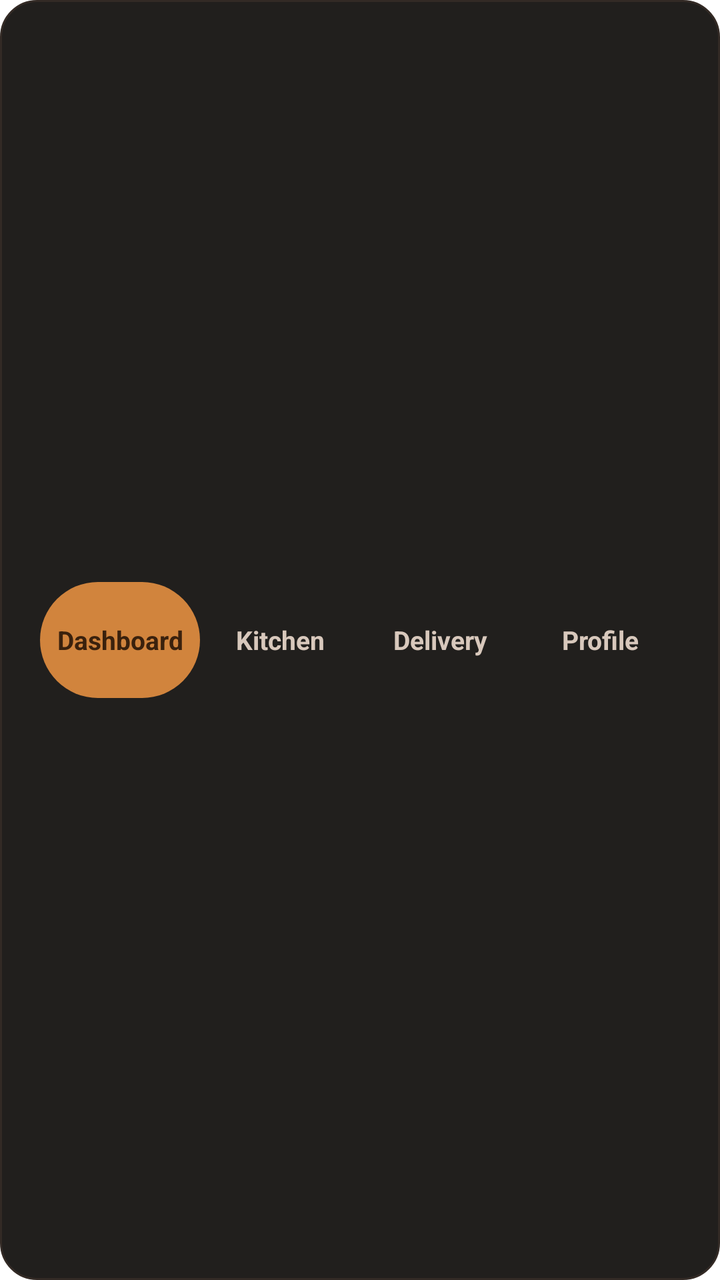
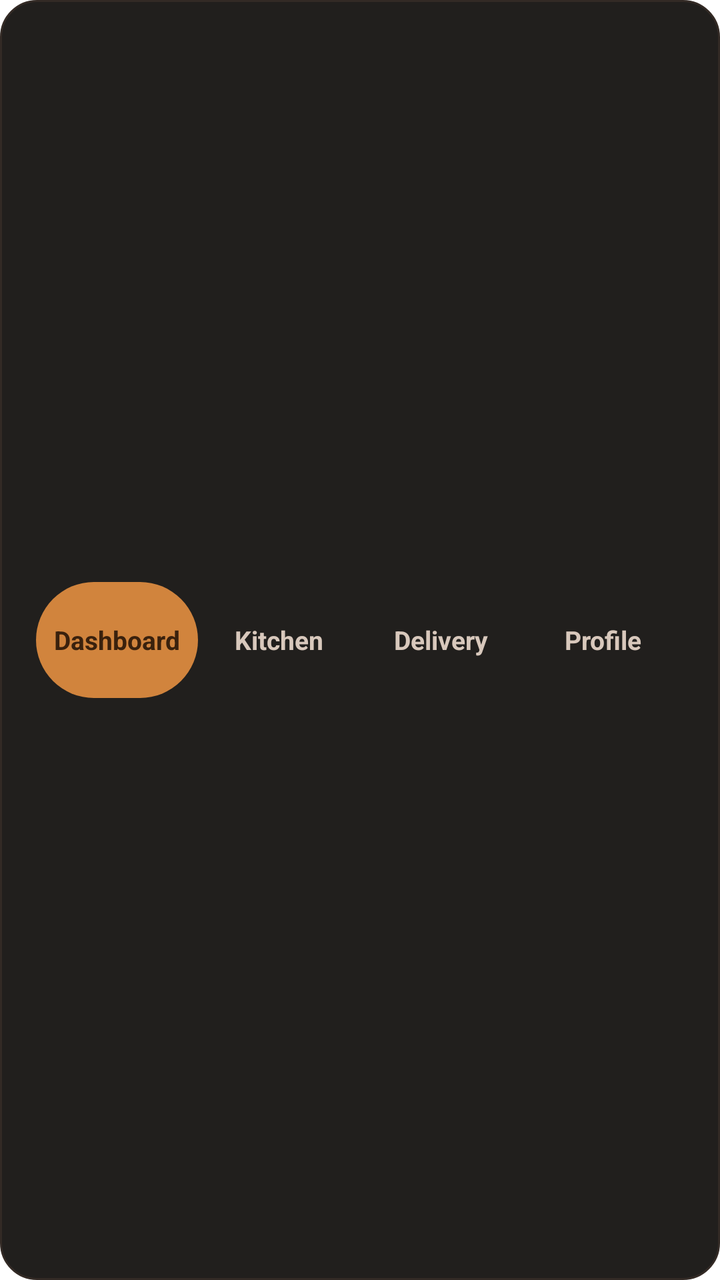

Screens rendered from an Android XML layout before and after an edit, with the pre-edit source and the edit as a unified diff.
<!-- AndroidManifest.xml: application theme Theme.PizzaTime -->
<!-- res/layout/layout_staff_bottom_nav.xml -->
<?xml version="1.0" encoding="utf-8"?>
<LinearLayout xmlns:android="http://schemas.android.com/apk/res/android"
    android:id="@+id/staffBottomNavRoot"
    android:layout_width="match_parent"
    android:layout_height="match_parent"
    android:background="@drawable/bg_bottom_nav"
    android:gravity="center"
    android:orientation="horizontal"
    android:paddingHorizontal="20dp">

    <TextView
        android:id="@+id/navDashboard"
        android:layout_width="0dp"
        android:layout_height="58dp"
        android:layout_weight="1"
        android:background="@drawable/bg_bottom_nav_item_selected"
        android:gravity="center"
        android:text="@string/staff_nav_dashboard"
        android:textColor="#3A210D"
        android:textSize="13sp"
        android:textStyle="bold" />

    <TextView
        android:id="@+id/navKitchen"
        android:layout_width="0dp"
        android:layout_height="58dp"
        android:layout_weight="1"
        android:gravity="center"
        android:text="@string/staff_nav_kitchen"
        android:textColor="#D8C8BC"
        android:textSize="13sp"
        android:textStyle="bold" />

    <TextView
        android:id="@+id/navDelivery"
        android:layout_width="0dp"
        android:layout_height="58dp"
        android:layout_weight="1"
        android:gravity="center"
        android:text="@string/staff_nav_delivery"
        android:textColor="#D8C8BC"
        android:textSize="13sp"
        android:textStyle="bold" />

    <TextView
        android:id="@+id/navProfile"
        android:layout_width="0dp"
        android:layout_height="58dp"
        android:layout_weight="1"
        android:gravity="center"
        android:text="@string/staff_nav_profile"
        android:textColor="#D8C8BC"
        android:textSize="13sp"
        android:textStyle="bold" />

</LinearLayout>
<!-- resources referenced by this layout -->
<resources>
  <!-- drawable bg_bottom_nav (drawable) -->
  ﻿<shape xmlns:android="http://schemas.android.com/apk/res/android">
      <corners android:radius="18dp" />
      <solid android:color="#211F1D" />
      <stroke
          android:width="1dp"
          android:color="#332A25" />
  </shape>
  <!-- drawable bg_bottom_nav_item_selected (drawable) -->
  ﻿<shape xmlns:android="http://schemas.android.com/apk/res/android">
      <corners android:radius="999dp" />
      <solid android:color="#D1843D" />
  </shape>
  <string name="staff_nav_dashboard">Dashboard</string>
  <string name="staff_nav_delivery">Delivery</string>
  <string name="staff_nav_kitchen">Kitchen</string>
  <string name="staff_nav_profile">Profile</string>
  <style name="Theme.PizzaTime" parent="Theme.MaterialComponents.DayNight.NoActionBar">
          
          <item name="colorOnPrimary">@color/white</item>
          
          <item name="colorOnSecondary">@color/black</item>
          
          <item name="android:statusBarColor">?attr/colorPrimaryVariant</item>
          
      </style>
  <color name="white">#FFFFFFFF</color>
  <color name="black">#FF000000</color>
</resources>

<!-- the commit's change to res/layout/layout_staff_bottom_nav.xml (unified diff, before → after) -->
@@ -2,11 +2,13 @@
 <LinearLayout xmlns:android="http://schemas.android.com/apk/res/android"
     android:id="@+id/staffBottomNavRoot"
     android:layout_width="match_parent"
-    android:layout_height="match_parent"
+    android:layout_height="88dp"
     android:background="@drawable/bg_bottom_nav"
     android:gravity="center"
     android:orientation="horizontal"
-    android:paddingHorizontal="20dp">
+    android:paddingHorizontal="20dp"
+    android:paddingStart="18dp"
+    android:paddingEnd="18dp">
 
     <TextView
         android:id="@+id/navDashboard"
